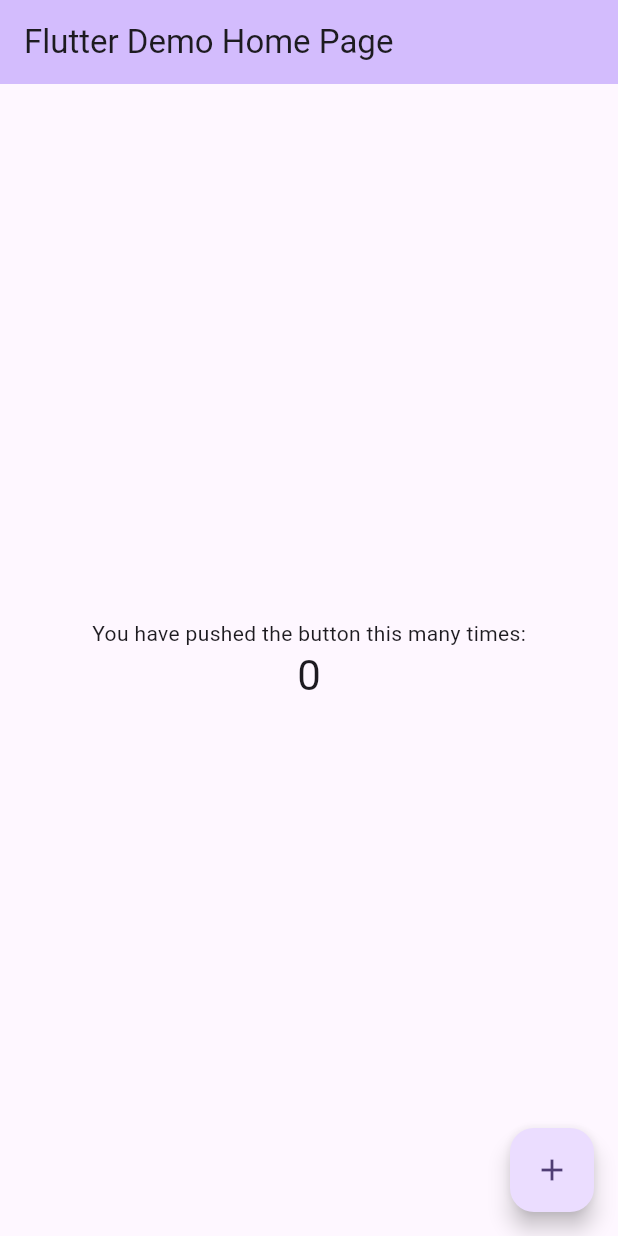
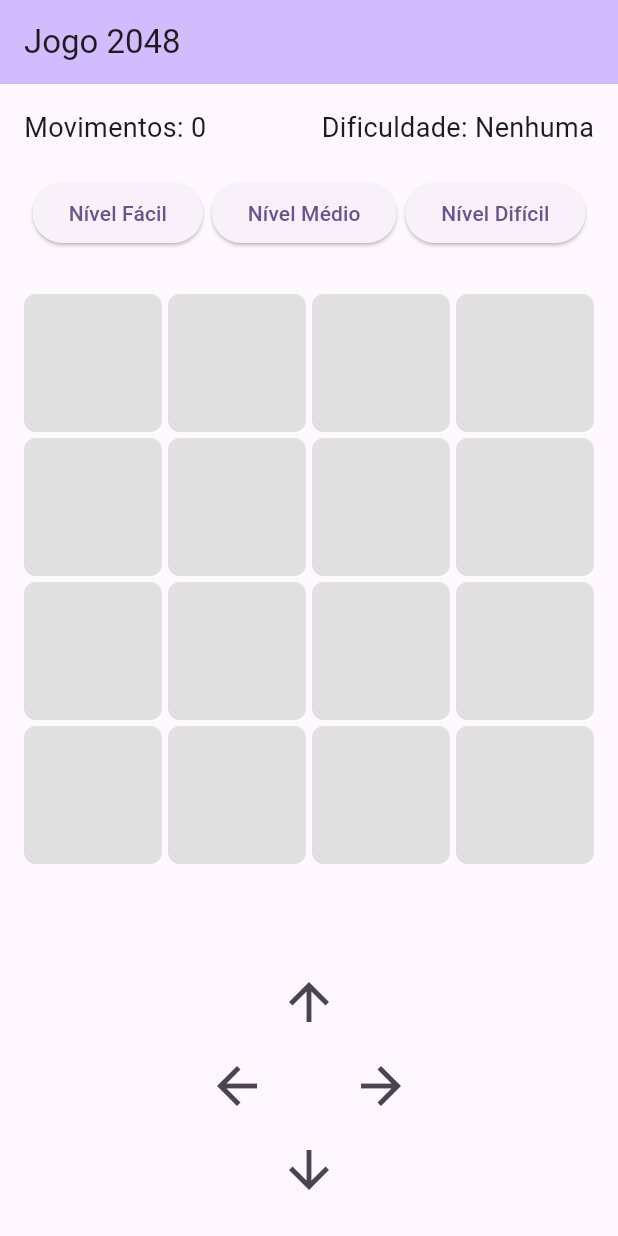
Before and after one commit to carolinebrilhante/projetoFlutter2048, a Flutter app: the screen it shows after launch, on a phone screen of 412 x 824 dp. Run offline on Flutter 3.47's test engine with Material 3 defaults, Android fonts, the phone set to English and light mode, and no system bars.

Commit message:
Add files via upload
Dia 02/06-início do projeto 2048 de tópicos especiais

```diff
--- a/lib/main.dart
+++ b/lib/main.dart
@@ -7,45 +7,20 @@ void main() {
 class MyApp extends StatelessWidget {
   const MyApp({super.key});
 
-  // This widget is the root of your application.
   @override
   Widget build(BuildContext context) {
     return MaterialApp(
-      title: 'Flutter Demo',
+      title: 'Jogo 2048',
       theme: ThemeData(
-        // This is the theme of your application.
-        //
-        // TRY THIS: Try running your application with "flutter run". You'll see
-        // the application has a purple toolbar. Then, without quitting the app,
-        // try changing the seedColor in the colorScheme below to Colors.green
-        // and then invoke "hot reload" (save your changes or press the "hot
-        // reload" button in a Flutter-supported IDE, or press "r" if you used
-        // the command line to start the app).
-        //
-        // Notice that the counter didn't reset back to zero; the application
-        // state is not lost during the reload. To reset the state, use hot
-        // restart instead.
-        //
-        // This works for code too, not just values: Most code changes can be
-        // tested with just a hot reload.
         colorScheme: ColorScheme.fromSeed(seedColor: Colors.deepPurple),
       ),
-      home: const MyHomePage(title: 'Flutter Demo Home Page'),
+      home: const MyHomePage(title: 'Jogo 2048'),
     );
   }
 }
 
 class MyHomePage extends StatefulWidget {
   const MyHomePage({super.key, required this.title});
-
-  // This widget is the home page of your application. It is stateful, meaning
-  // that it has a State object (defined below) that contains fields that affect
-  // how it looks.
-
-  // This class is the configuration for the state. It holds the values (in this
-  // case the title) provided by the parent (in this case the App widget) and
-  // used by the build method of the State. Fields in a Widget subclass are
-  // always marked "final".
 
   final String title;
 
@@ -54,69 +29,137 @@ class MyHomePage extends StatefulWidget {
 }
 
 class _MyHomePageState extends State<MyHomePage> {
-  int _counter = 0;
+  int movimentos = 0;
+  String dificuldade = 'Nenhuma';
+  int gridSize = 4; // padrão: fácil
 
-  void _incrementCounter() {
+  void _selecionarDificuldade(String nivel) {
     setState(() {
-      // This call to setState tells the Flutter framework that something has
-      // changed in this State, which causes it to rerun the build method below
-      // so that the display can reflect the updated values. If we changed
-      // _counter without calling setState(), then the build method would not be
-      // called again, and so nothing would appear to happen.
-      _counter++;
+      dificuldade = nivel;
+      movimentos = 0;
+
+      if (nivel == 'Fácil') {
+        gridSize = 4;
+      } else if (nivel == 'Médio') {
+        gridSize = 5;
+      } else if (nivel == 'Difícil') {
+        gridSize = 6;
+      }
     });
+  }
+
+  void _mover(String direcao) {
+    setState(() {
+      movimentos++;
+    });
+    print('Movimentou para $direcao');
   }
 
   @override
   Widget build(BuildContext context) {
-    // This method is rerun every time setState is called, for instance as done
-    // by the _incrementCounter method above.
-    //
-    // The Flutter framework has been optimized to make rerunning build methods
-    // fast, so that you can just rebuild anything that needs updating rather
-    // than having to individually change instances of widgets.
+    int totalCells = gridSize * gridSize;
+
     return Scaffold(
       appBar: AppBar(
-        // TRY THIS: Try changing the color here to a specific color (to
-        // Colors.amber, perhaps?) and trigger a hot reload to see the AppBar
-        // change color while the other colors stay the same.
+        title: Text(widget.title),
         backgroundColor: Theme.of(context).colorScheme.inversePrimary,
-        // Here we take the value from the MyHomePage object that was created by
-        // the App.build method, and use it to set our appbar title.
-        title: Text(widget.title),
       ),
-      body: Center(
-        // Center is a layout widget. It takes a single child and positions it
-        // in the middle of the parent.
+      body: Padding(
+        padding: const EdgeInsets.all(16),
         child: Column(
-          // Column is also a layout widget. It takes a list of children and
-          // arranges them vertically. By default, it sizes itself to fit its
-          // children horizontally, and tries to be as tall as its parent.
-          //
-          // Column has various properties to control how it sizes itself and
-          // how it positions its children. Here we use mainAxisAlignment to
-          // center the children vertically; the main axis here is the vertical
-          // axis because Columns are vertical (the cross axis would be
-          // horizontal).
-          //
-          // TRY THIS: Invoke "debug painting" (choose the "Toggle Debug Paint"
-          // action in the IDE, or press "p" in the console), to see the
-          // wireframe for each widget.
-          mainAxisAlignment: MainAxisAlignment.center,
-          children: <Widget>[
-            const Text('You have pushed the button this many times:'),
-            Text(
-              '$_counter',
-              style: Theme.of(context).textTheme.headlineMedium,
+          children: [
+            // Informações do topo
+            Row(
+              mainAxisAlignment: MainAxisAlignment.spaceBetween,
+              children: [
+                Text("Movimentos: $movimentos",
+                    style: const TextStyle(fontSize: 18)),
+                Text("Dificuldade: $dificuldade",
+                    style: const TextStyle(fontSize: 18)),
+              ],
+            ),
+            const SizedBox(height: 20),
+
+            // Botões de dificuldade
+            Row(
+              mainAxisAlignment: MainAxisAlignment.spaceEvenly,
+              children: [
+                ElevatedButton(
+                    onPressed: () => _selecionarDificuldade('Fácil'),
+                    child: const Text("Nível Fácil")),
+                ElevatedButton(
+                    onPressed: () => _selecionarDificuldade('Médio'),
+                    child: const Text("Nível Médio")),
+                ElevatedButton(
+                    onPressed: () => _selecionarDificuldade('Difícil'),
+                    child: const Text("Nível Difícil")),
+              ],
+            ),
+            const SizedBox(height: 30),
+
+            // Grade dinâmica
+            Expanded(
+              child: AspectRatio(
+                aspectRatio: 1,
+                child: GridView.builder(
+                  itemCount: totalCells,
+                  gridDelegate: SliverGridDelegateWithFixedCrossAxisCount(
+                    crossAxisCount: gridSize,
+                    crossAxisSpacing: 4,
+                    mainAxisSpacing: 4,
+                  ),
+                  itemBuilder: (context, index) {
+                    return Container(
+                      decoration: BoxDecoration(
+                        color: Colors.grey[300],
+                        borderRadius: BorderRadius.circular(8),
+                      ),
+                      alignment: Alignment.center,
+                      child: const Text(
+                        '', // futuro: números do jogo
+                        style: TextStyle(fontSize: 24),
+                      ),
+                    );
+                  },
+                ),
+              ),
+            ),
+            const SizedBox(height: 20),
+
+            // Botões de seta
+            Column(
+              children: [
+                IconButton(
+                  icon: const Icon(Icons.arrow_upward),
+                  iconSize: 40,
+                  onPressed: () => _mover('Cima'),
+                ),
+                Row(
+                  mainAxisAlignment: MainAxisAlignment.center,
+                  children: [
+                    IconButton(
+                      icon: const Icon(Icons.arrow_back),
+                      iconSize: 40,
+                      onPressed: () => _mover('Esquerda'),
+                    ),
+                    const SizedBox(width: 40),
+                    IconButton(
+                      icon: const Icon(Icons.arrow_forward),
+                      iconSize: 40,
+                      onPressed: () => _mover('Direita'),
+                    ),
+                  ],
+                ),
+                IconButton(
+                  icon: const Icon(Icons.arrow_downward),
+                  iconSize: 40,
+                  onPressed: () => _mover('Baixo'),
+                ),
+              ],
             ),
           ],
         ),
       ),
-      floatingActionButton: FloatingActionButton(
-        onPressed: _incrementCounter,
-        tooltip: 'Increment',
-        child: const Icon(Icons.add),
-      ), // This trailing comma makes auto-formatting nicer for build methods.
     );
   }
 }
```
